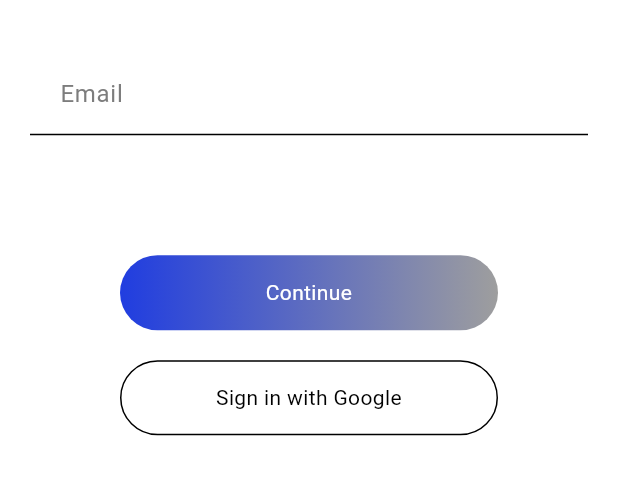
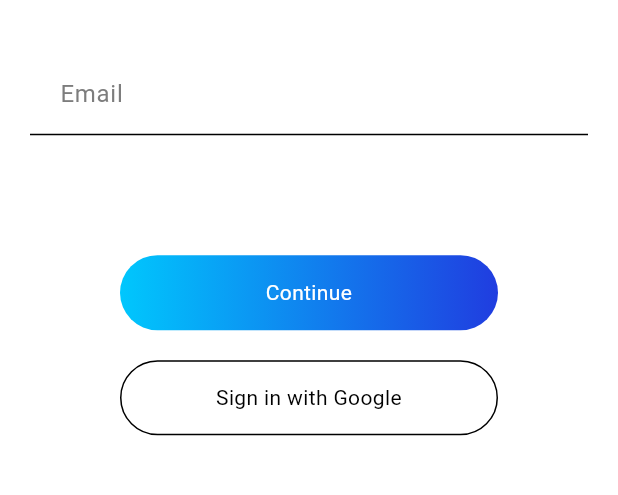
Before and after one commit to DisNetDev/fishroom, a Flutter app: the screen it shows after launch, on a phone screen of 412 x 824 dp, the part 536-1031 px from its top. Run offline on Flutter 3.47's test engine with Material 3 defaults, Android fonts, the phone set to English and light mode, and no system bars; drawn by our look-alikes of toastification; our stand-ins replace cached_network_image, fl_chart, flutter_bloc, flutter_dotenv, flutter_image_compress, flutter_keyboard_visibility and 14 more; missing offline and left inert: supabase_auth_ui; accounts and stored records are empty.

Commit message:
updated button color

```diff
--- a/lib/core/widgets/custom_button.dart
+++ b/lib/core/widgets/custom_button.dart
@@ -66,7 +66,14 @@ class CustomButton extends StatelessWidget {
                   : Border.all(
                       color: isDarkMode(context) ? Colors.white : Colors.black,
                     ),
-          gradient: primary ? kPrimaryGradient : null,
+          gradient: primary
+              ? LinearGradient(
+                  colors: [
+                    kPrimaryColor,
+                    kSecondaryColor,
+                  ],
+                )
+              : null,
           borderRadius: BorderRadius.circular(2000),
         ),
         child: Center(
```
